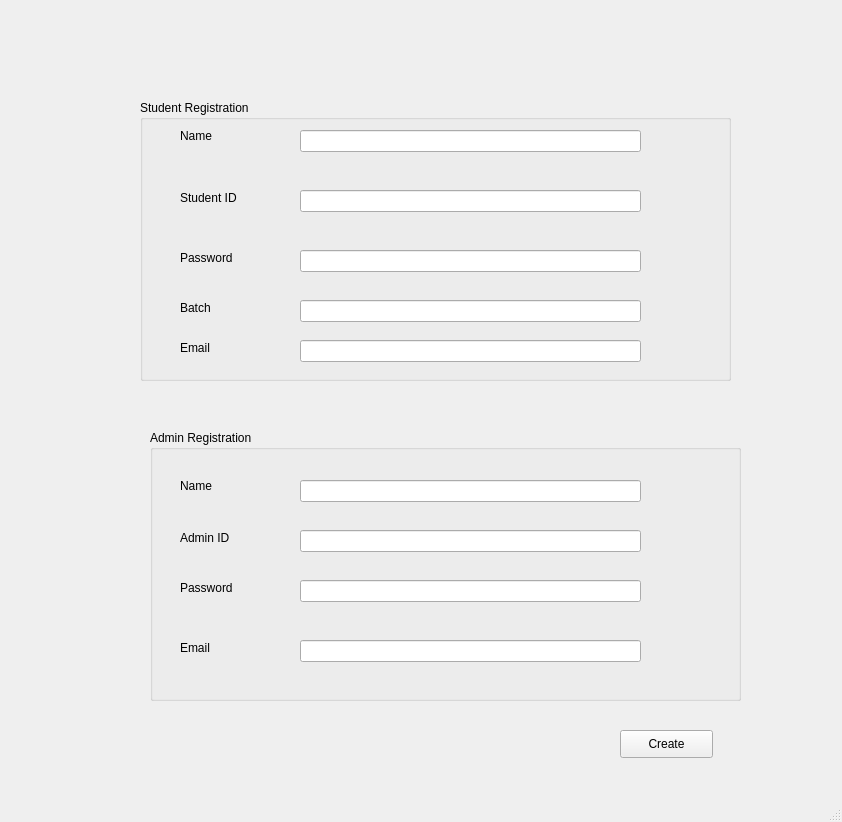
Qt form create_acc_2.ui (taqiKaAccount/Club-Management-System) before a commit.
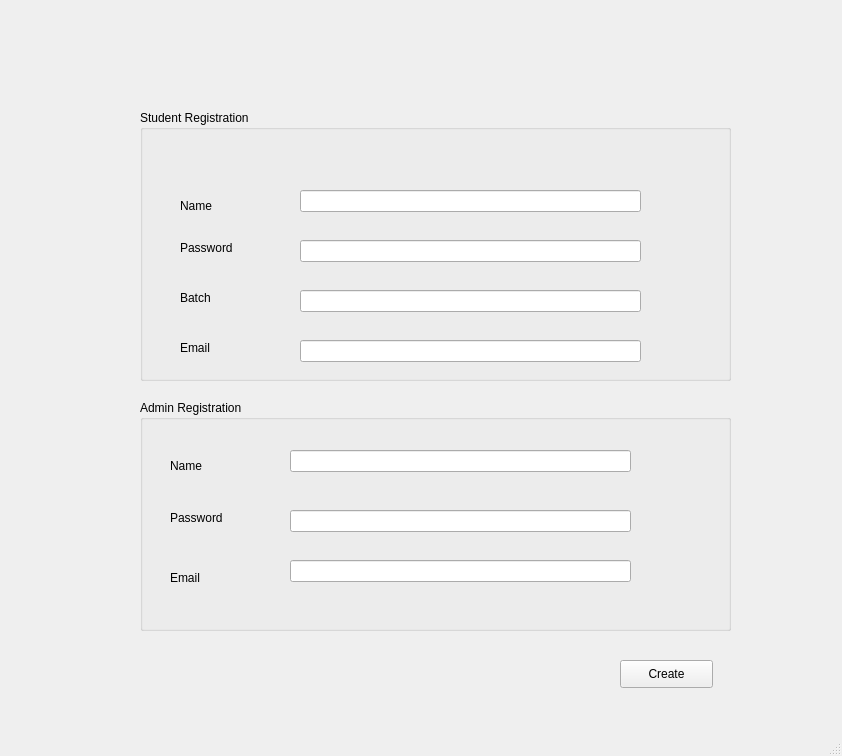
The same form after that commit.

What changed in the file:
```diff
--- a/create_acc_2.ui
+++ b/create_acc_2.ui
@@ -7,85 +7,20 @@
     <x>0</x>
     <y>0</y>
     <width>842</width>
-    <height>822</height>
+    <height>756</height>
    </rect>
   </property>
   <property name="windowTitle">
    <string>MainWindow</string>
   </property>
   <widget class="QWidget" name="centralwidget">
-   <widget class="QLabel" name="label">
-    <property name="geometry">
-     <rect>
-      <x>180</x>
-      <y>120</y>
-      <width>111</width>
-      <height>31</height>
-     </rect>
-    </property>
-    <property name="text">
-     <string>Name</string>
-    </property>
-   </widget>
-   <widget class="QLabel" name="label_2">
-    <property name="geometry">
-     <rect>
-      <x>180</x>
-      <y>190</y>
-      <width>111</width>
-      <height>16</height>
-     </rect>
-    </property>
-    <property name="text">
-     <string>Student ID</string>
-    </property>
-   </widget>
-   <widget class="QLabel" name="label_3">
-    <property name="geometry">
-     <rect>
-      <x>180</x>
-      <y>250</y>
-      <width>111</width>
-      <height>16</height>
-     </rect>
-    </property>
-    <property name="text">
-     <string>Password</string>
-    </property>
-   </widget>
-   <widget class="QLabel" name="label_4">
-    <property name="geometry">
-     <rect>
-      <x>180</x>
-      <y>470</y>
-      <width>111</width>
-      <height>31</height>
-     </rect>
-    </property>
-    <property name="text">
-     <string>Name</string>
-    </property>
-   </widget>
-   <widget class="QLabel" name="label_5">
-    <property name="geometry">
-     <rect>
-      <x>180</x>
-      <y>530</y>
-      <width>111</width>
-      <height>16</height>
-     </rect>
-    </property>
-    <property name="text">
-     <string>Admin ID</string>
-    </property>
-   </widget>
    <widget class="QGroupBox" name="groupBox">
     <property name="geometry">
      <rect>
-      <x>150</x>
-      <y>430</y>
+      <x>140</x>
+      <y>400</y>
       <width>591</width>
-      <height>271</height>
+      <height>231</height>
      </rect>
     </property>
     <property name="title">
@@ -95,7 +30,7 @@
      <property name="geometry">
       <rect>
        <x>30</x>
-       <y>210</y>
+       <y>170</y>
        <width>111</width>
        <height>16</height>
       </rect>
@@ -108,7 +43,7 @@
      <property name="geometry">
       <rect>
        <x>150</x>
-       <y>210</y>
+       <y>160</y>
        <width>341</width>
        <height>22</height>
       </rect>
@@ -124,34 +59,50 @@
       </rect>
      </property>
     </widget>
-    <widget class="QLineEdit" name="Admin_ID">
-     <property name="geometry">
-      <rect>
-       <x>150</x>
-       <y>100</y>
-       <width>341</width>
-       <height>22</height>
-      </rect>
-     </property>
-    </widget>
     <widget class="QLineEdit" name="Admin_Password">
      <property name="geometry">
       <rect>
        <x>150</x>
-       <y>150</y>
+       <y>110</y>
        <width>341</width>
        <height>22</height>
       </rect>
      </property>
     </widget>
+    <widget class="QLabel" name="label_6">
+     <property name="geometry">
+      <rect>
+       <x>30</x>
+       <y>110</y>
+       <width>111</width>
+       <height>16</height>
+      </rect>
+     </property>
+     <property name="text">
+      <string>Password</string>
+     </property>
+    </widget>
+    <widget class="QLabel" name="label_4">
+     <property name="geometry">
+      <rect>
+       <x>30</x>
+       <y>50</y>
+       <width>111</width>
+       <height>31</height>
+      </rect>
+     </property>
+     <property name="text">
+      <string>Name</string>
+     </property>
+    </widget>
    </widget>
    <widget class="QGroupBox" name="groupBox_2">
     <property name="geometry">
      <rect>
       <x>140</x>
-      <y>100</y>
+      <y>110</y>
       <width>591</width>
-      <height>281</height>
+      <height>271</height>
      </rect>
     </property>
     <property name="title">
@@ -161,17 +112,7 @@
      <property name="geometry">
       <rect>
        <x>160</x>
-       <y>30</y>
-       <width>341</width>
-       <height>22</height>
-      </rect>
-     </property>
-    </widget>
-    <widget class="QLineEdit" name="Student_ID">
-     <property name="geometry">
-      <rect>
-       <x>160</x>
-       <y>90</y>
+       <y>80</y>
        <width>341</width>
        <height>22</height>
       </rect>
@@ -181,7 +122,7 @@
      <property name="geometry">
       <rect>
        <x>160</x>
-       <y>150</y>
+       <y>130</y>
        <width>341</width>
        <height>22</height>
       </rect>
@@ -191,7 +132,7 @@
      <property name="geometry">
       <rect>
        <x>160</x>
-       <y>200</y>
+       <y>180</y>
        <width>341</width>
        <height>22</height>
       </rect>
@@ -201,18 +142,30 @@
      <property name="geometry">
       <rect>
        <x>160</x>
-       <y>240</y>
+       <y>230</y>
        <width>341</width>
        <height>22</height>
       </rect>
      </property>
     </widget>
-   </widget>
-   <widget class="QLabel" name="label_6">
+    <widget class="QLabel" name="label">
+     <property name="geometry">
+      <rect>
+       <x>40</x>
+       <y>80</y>
+       <width>111</width>
+       <height>31</height>
+      </rect>
+     </property>
+     <property name="text">
+      <string>Name</string>
+     </property>
+    </widget>
+    <widget class="QLabel" name="label_3">
     <property name="geometry">
      <rect>
-      <x>180</x>
-      <y>580</y>
+       <x>40</x>
+       <y>130</y>
       <width>111</width>
       <height>16</height>
      </rect>
@@ -224,8 +177,8 @@
    <widget class="QLabel" name="label_7">
     <property name="geometry">
      <rect>
-      <x>180</x>
-      <y>300</y>
+       <x>40</x>
+       <y>180</y>
       <width>111</width>
       <height>16</height>
      </rect>
@@ -237,8 +190,8 @@
    <widget class="QLabel" name="label_8">
     <property name="geometry">
      <rect>
-      <x>180</x>
-      <y>340</y>
+       <x>40</x>
+       <y>230</y>
       <width>111</width>
       <height>16</height>
      </rect>
@@ -246,12 +199,13 @@
     <property name="text">
      <string>Email</string>
     </property>
+    </widget>
    </widget>
    <widget class="QPushButton" name="PushButton_OK">
     <property name="geometry">
      <rect>
       <x>620</x>
-      <y>730</y>
+      <y>660</y>
       <width>93</width>
       <height>28</height>
      </rect>
@@ -260,17 +214,6 @@
      <string>Create</string>
     </property>
    </widget>
-   <zorder>groupBox</zorder>
-   <zorder>groupBox_2</zorder>
-   <zorder>label</zorder>
-   <zorder>label_2</zorder>
-   <zorder>label_3</zorder>
-   <zorder>label_4</zorder>
-   <zorder>label_5</zorder>
-   <zorder>label_6</zorder>
-   <zorder>label_7</zorder>
-   <zorder>label_8</zorder>
-   <zorder>PushButton_OK</zorder>
   </widget>
   <widget class="QMenuBar" name="menubar">
    <property name="geometry">
```
Lines whose indentation alone changed are shown as unchanged.
